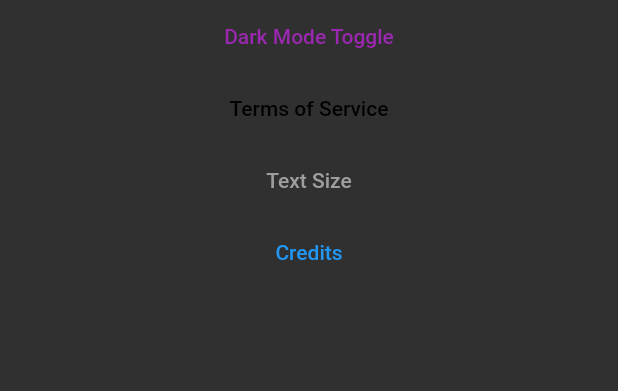
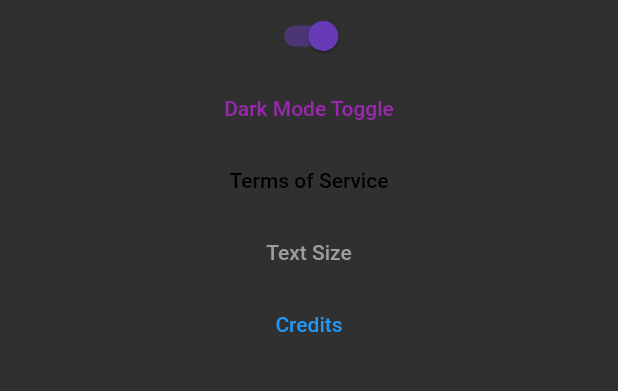
Before and after one commit to SubsurfaceStudios/CVR-App, a Flutter app: the Settings screen opened directly, on a phone screen of 412 x 824 dp, the part 108-499 px from its top. Run offline on Flutter 3.47's test engine with Material 2 defaults, Android fonts, the phone set to English and light mode, and no system bars; our stand-ins replace adaptive_dialog, shared_preferences; accounts and stored records are empty.

Commit message:
declared themeProvider

```diff
--- a/flutter/lib/settings.dart
+++ b/flutter/lib/settings.dart
@@ -25,10 +25,13 @@ class _HomePageState extends State<Settings> {
   }
 
   Widget _body() {
+    final themeProvider = Provider.of<ThemeProvider>(context);
     return new Center(
       child: Column(
         children: [
           Text("CVRNet App v1.0.2 [Developer]"),
+          Switch.adaptive(
+              value: themeProvider.isDarkMode, onChanged: (value) {}),
           TextButton(
             style: ButtonStyle(
               foregroundColor: MaterialStateProperty.all<Color>(Colors.purple),
```
